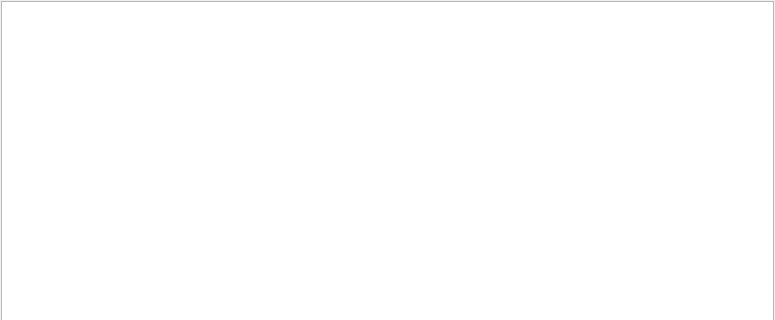
z80/IPM, file soft/remote_ctrl/app_client/src/main_wnd.ui: the form before one commit; both pictures show x 0 to 775 and y 0 to 320 of the 775 by 577 pixel window.
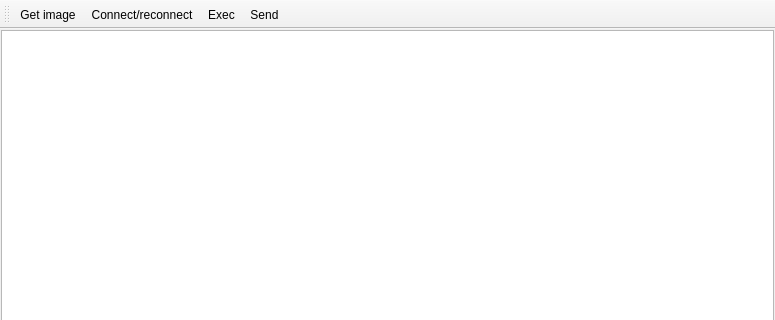
The form after the commit. Icons and pictures are not drawn. Custom widgets are drawn as their Qt base class.

Patch:
```diff
--- a/soft/remote_ctrl/app_client/src/main_wnd.ui
+++ b/soft/remote_ctrl/app_client/src/main_wnd.ui
@@ -260,6 +260,75 @@
     </widget>
    </widget>
   </widget>
+  <widget class="QToolBar" name="toolBar">
+   <property name="windowTitle">
+    <string>toolBar</string>
+   </property>
+   <property name="iconSize">
+    <size>
+     <width>64</width>
+     <height>64</height>
+    </size>
+   </property>
+   <attribute name="toolBarArea">
+    <enum>TopToolBarArea</enum>
+   </attribute>
+   <attribute name="toolBarBreak">
+    <bool>false</bool>
+   </attribute>
+   <addaction name="image"/>
+   <addaction name="connect"/>
+   <addaction name="exec"/>
+   <addaction name="send"/>
+  </widget>
+  <action name="image">
+   <property name="icon">
+    <iconset resource="images.qrc">
+     <normaloff>:/images/camera.png</normaloff>:/images/camera.png</iconset>
+   </property>
+   <property name="text">
+    <string>Get image</string>
+   </property>
+   <property name="toolTip">
+    <string>Get image from attached web camera</string>
+   </property>
+  </action>
+  <action name="connect">
+   <property name="icon">
+    <iconset resource="images.qrc">
+     <normaloff>:/images/network.png</normaloff>:/images/network.png</iconset>
+   </property>
+   <property name="text">
+    <string>Connect/reconnect</string>
+   </property>
+   <property name="toolTip">
+    <string>Connect/reconnect to remote host application</string>
+   </property>
+  </action>
+  <action name="exec">
+   <property name="icon">
+    <iconset resource="images.qrc">
+     <normaloff>:/images/ctrl.png</normaloff>:/images/ctrl.png</iconset>
+   </property>
+   <property name="text">
+    <string>Exec</string>
+   </property>
+   <property name="toolTip">
+    <string>Invoke local script file</string>
+   </property>
+  </action>
+  <action name="send">
+   <property name="icon">
+    <iconset resource="images.qrc">
+     <normaloff>:/images/send.png</normaloff>:/images/send.png</iconset>
+   </property>
+   <property name="text">
+    <string>Send</string>
+   </property>
+   <property name="toolTip">
+    <string>Send script file</string>
+   </property>
+  </action>
  </widget>
  <customwidgets>
   <customwidget>
```
Left out of the diff: 6 changed lines with no effect on the pictures.
